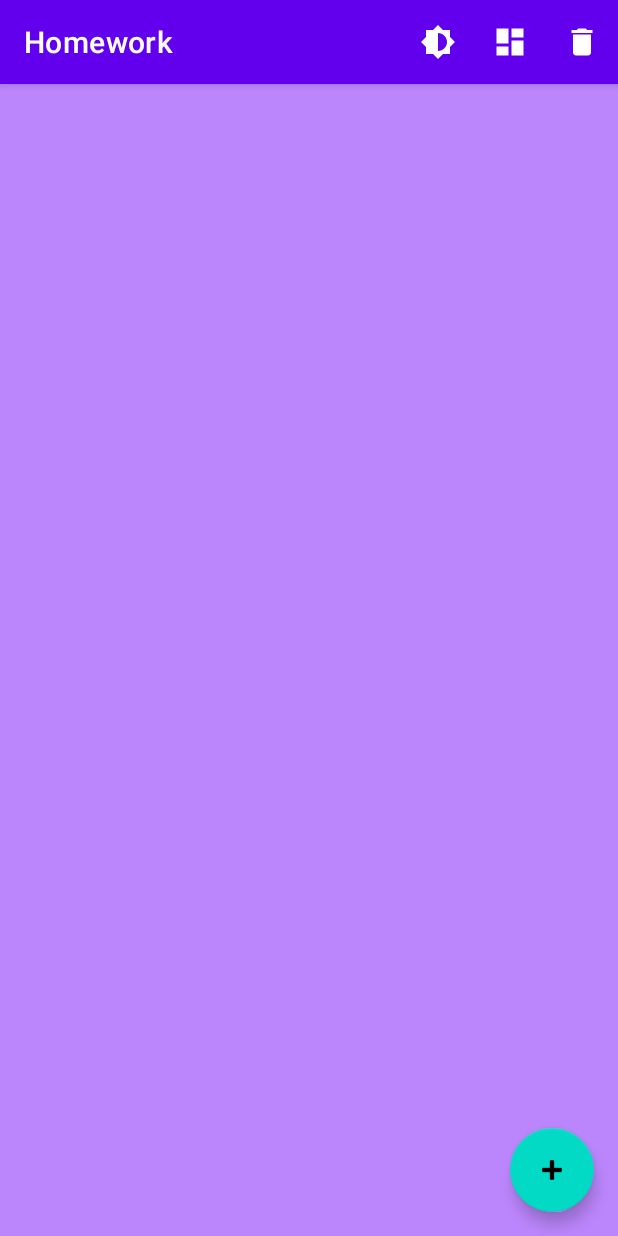
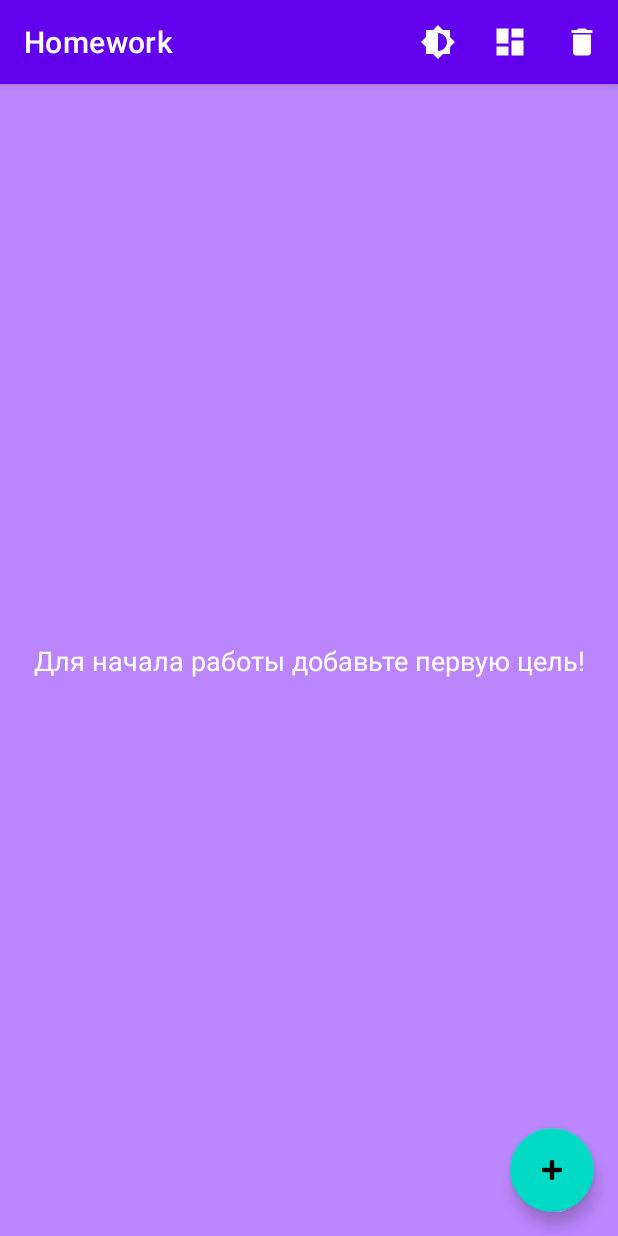
Before and after one commit to Shohzod1505/Android_22-23, an Android app: the screen it shows after launch (MainActivity), after a tap on "Layout", on a phone screen of 412 x 824 dp. Run offline under Robolectric (Android 15) with nearby library versions, the phone set to English and light mode, and no system bars; our stand-ins replace Room's generated code.

Commit message:
work with list

```diff
--- a/app/build.gradle
+++ b/app/build.gradle
@@ -47,6 +47,7 @@ dependencies {
     implementation 'org.jetbrains.kotlinx:kotlinx-coroutines-core:1.6.4'
     implementation 'org.jetbrains.kotlinx:kotlinx-coroutines-android:1.6.4'
     implementation 'androidx.lifecycle:lifecycle-runtime-ktx:2.5.1'
+    implementation 'androidx.lifecycle:lifecycle-livedata-ktx:2.5.1'
 
     def room = "2.4.3"
     implementation "androidx.room:room-runtime:$room"
--- a/app/src/main/java/ru/itis/kpfu/homework/data/TodoListRepository.kt
+++ b/app/src/main/java/ru/itis/kpfu/homework/data/TodoListRepository.kt
@@ -1,6 +1,7 @@
 package ru.itis.kpfu.homework.data
 
 import android.content.Context
+import androidx.lifecycle.LiveData
 import androidx.room.Room
 import ru.itis.kpfu.homework.data.entity.TodoList
 
@@ -29,13 +30,15 @@ class TodoListRepository(context: Context) {
         todoListDao.delete(todoList)
     }
 
-    suspend fun getAllTodoLists(): List<TodoList> = todoListDao.getAll()
+    fun getAllTodoLists(): LiveData<List<TodoList>> = todoListDao.getAll()
 
     suspend fun findById(id: Int): TodoList = todoListDao.findById(id)
 
-    suspend fun deleteAll(todoList: List<TodoList>) {
-        todoListDao.deleteAll(todoList)
+    suspend fun deleteAll() {
+        todoListDao.deleteAll()
     }
+
+    suspend fun getOnlyList(): List<TodoList> = todoListDao.getOnlyList()
 
     companion object {
         const val DATABASE_NAME = "todo.db"
--- a/app/src/main/java/ru/itis/kpfu/homework/data/dao/TodoListDao.kt
+++ b/app/src/main/java/ru/itis/kpfu/homework/data/dao/TodoListDao.kt
@@ -1,5 +1,6 @@
 package ru.itis.kpfu.homework.data.dao
 
+import androidx.lifecycle.LiveData
 import androidx.room.*
 import androidx.room.OnConflictStrategy.REPLACE
 import ru.itis.kpfu.homework.data.entity.TodoList
@@ -17,12 +18,15 @@ interface TodoListDao {
     suspend fun delete(todoList: TodoList)
 
     @Query("SELECT * FROM lists ORDER BY id ASC")
-    suspend fun getAll(): List<TodoList>
+    fun getAll(): LiveData<List<TodoList>>
+
+    @Query("SELECT * FROM lists ORDER BY id ASC")
+    suspend fun getOnlyList(): List<TodoList>
 
     @Query("SELECT * FROM lists WHERE id = :id")
     suspend fun findById(id: Int): TodoList
 
-    @Delete
-    suspend fun deleteAll(todoList: List<TodoList>)
+    @Query("DELETE FROM lists")
+    suspend fun deleteAll()
 
 }
--- a/app/src/main/java/ru/itis/kpfu/homework/screen/ListFragment.kt
+++ b/app/src/main/java/ru/itis/kpfu/homework/screen/ListFragment.kt
@@ -41,6 +41,14 @@ class ListFragment : Fragment(R.layout.fragment_list) {
         val bindingFlag = preferences.getBoolean(ITEM_BINDING, true)
 
         binding?.run{
+            lifecycleScope.launch {
+                if ((repository?.getOnlyList() ?: listOf()).isEmpty()){
+                    tvEmpty.text = "Для начала работы добавьте первую цель!"
+                } else {
+                    tvEmpty.visibility = View.GONE
+                }
+            }
+
             swipeRefreshLayout = swipeView
             listAdapter = TodoListAdapter(bindingFlag, {
                 parentFragmentManager.beginTransaction()
@@ -65,10 +73,16 @@ class ListFragment : Fragment(R.layout.fragment_list) {
             }
 
             lifecycleScope.launch {
-                (repository?.getAllTodoLists() ?: listOf()).also {
-                    listAdapter?.submitList(it)
+                repository?.getAllTodoLists()?.observe(viewLifecycleOwner) { todolist ->
+                    listAdapter?.submitList(todolist)
                 }
             }
+
+//            lifecycleScope.launch {
+//                (repository?.getAllTodoLists().also {
+//                    listAdapter?.submitList(it)
+//                }
+//            }
 
             swipeRefreshLayout?.setOnRefreshListener {
                 myUpdateOperation()
@@ -111,11 +125,15 @@ class ListFragment : Fragment(R.layout.fragment_list) {
                         commit()
                     }
                 }
+                parentFragmentManager.beginTransaction()
+                    .replace(R.id.fragment_container, EditListFragment())
+                    .replace(R.id.fragment_container, ListFragment())
+                    .commit()
                 true
             }
             R.id.action_delete_all -> {
                 lifecycleScope.launch {
-                    repository?.deleteAll(repository?.getAllTodoLists() ?: listOf())
+                    repository?.deleteAll()
                 }
                 true
             }
--- a/app/src/main/res/layout/fragment_list.xml
+++ b/app/src/main/res/layout/fragment_list.xml
@@ -5,6 +5,21 @@
     android:background="@color/purple_200"
     xmlns:app="http://schemas.android.com/apk/res-auto"
     xmlns:tools="http://schemas.android.com/tools">
+
+    <TextView
+        android:id="@+id/tv_empty"
+        android:layout_width="0dp"
+        android:layout_height="wrap_content"
+        android:layout_marginStart="16dp"
+        android:layout_marginEnd="16dp"
+        tools:text="Для начала работы добавьте первую цель!"
+        android:textSize="18sp"
+        android:textAlignment="center"
+        android:textColor="@color/white"
+        app:layout_constraintBottom_toBottomOf="parent"
+        app:layout_constraintEnd_toEndOf="parent"
+        app:layout_constraintStart_toStartOf="parent"
+        app:layout_constraintTop_toTopOf="parent"/>
 
     <androidx.swiperefreshlayout.widget.SwipeRefreshLayout
         android:id="@+id/swipe_view"
@@ -22,7 +37,7 @@
             tools:layoutManager="androidx.recyclerview.widget.GridLayoutManager"
             tools:spanCount="1"
             tools:listitem="@layout/item_todo_list_linear"
-            tools:itemCount="5"/>
+            tools:itemCount="0"/>
 
     </androidx.swiperefreshlayout.widget.SwipeRefreshLayout>
 
```
